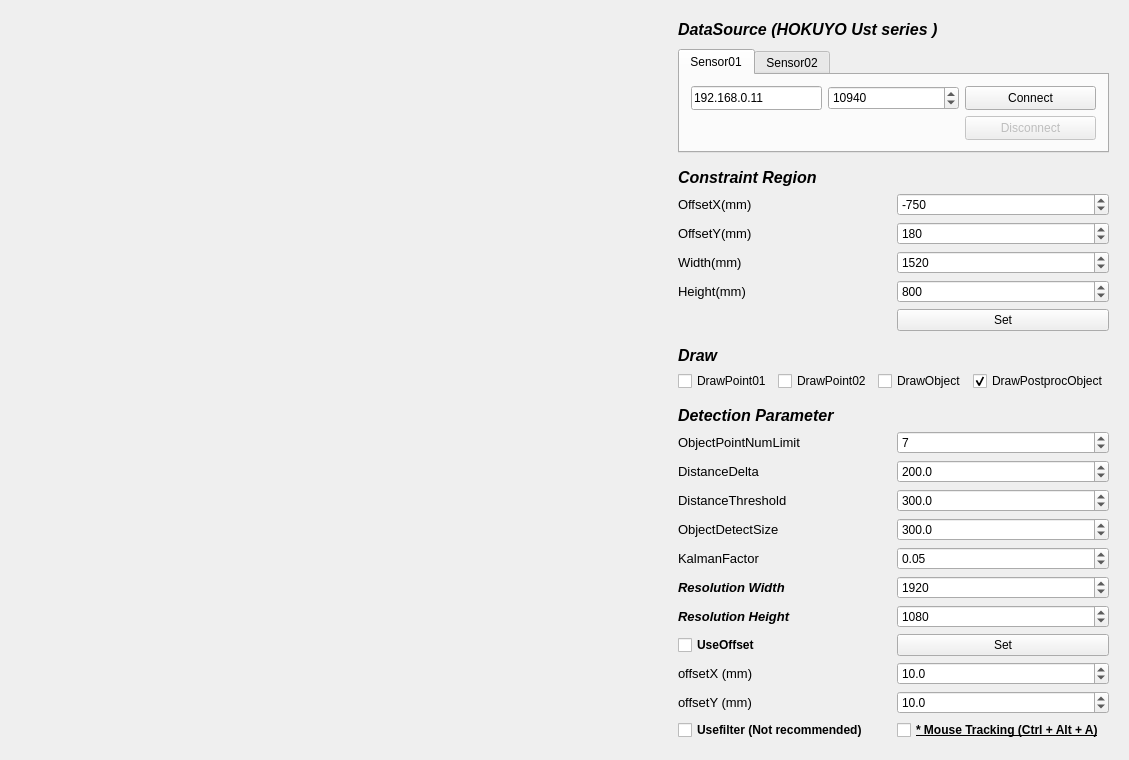
Before: the Qt Designer form QT_URG/QT_URG.ui in Zhi0927/WiserUrg, drawn with Qt 5.
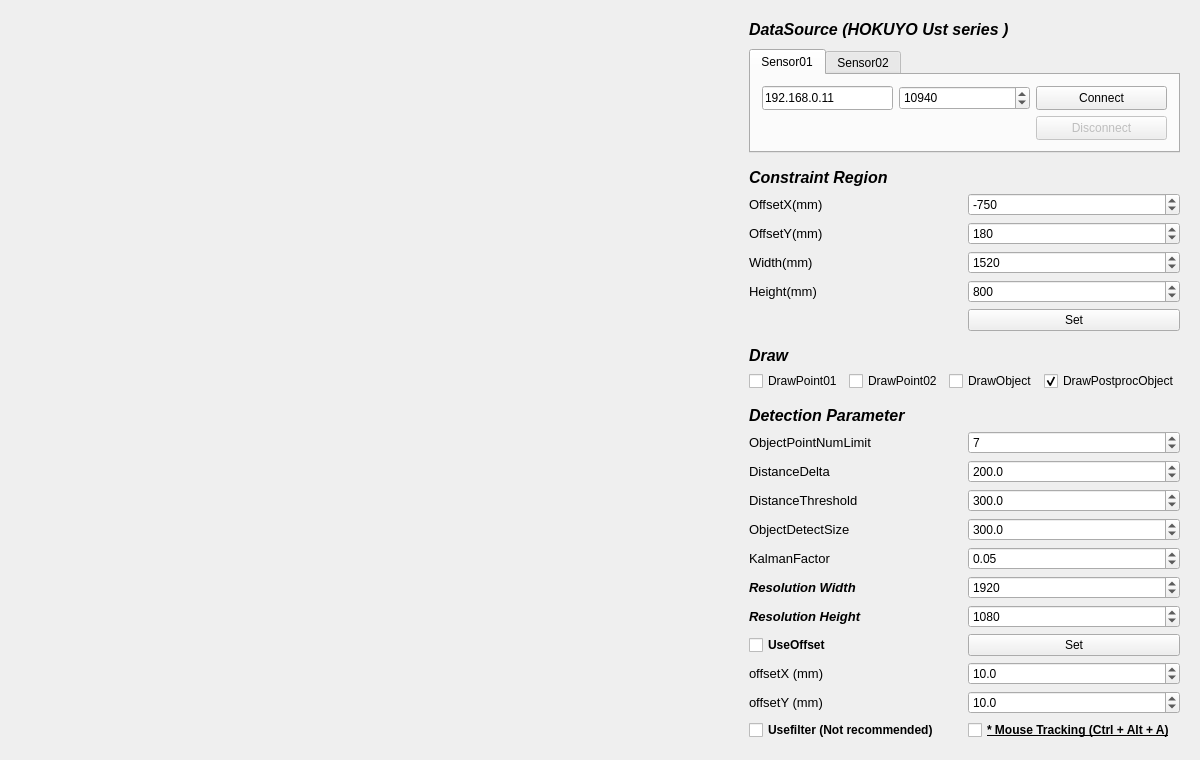
After: the same form once the commit is applied. Custom widgets are drawn as their Qt base class.

```diff
--- a/QT_URG/QT_URG.ui
+++ b/QT_URG/QT_URG.ui
@@ -6,8 +6,8 @@
    <rect>
     <x>0</x>
     <y>0</y>
-    <width>1129</width>
-    <height>748</height>
+    <width>1200</width>
+    <height>750</height>
    </rect>
   </property>
   <property name="sizePolicy">
```
